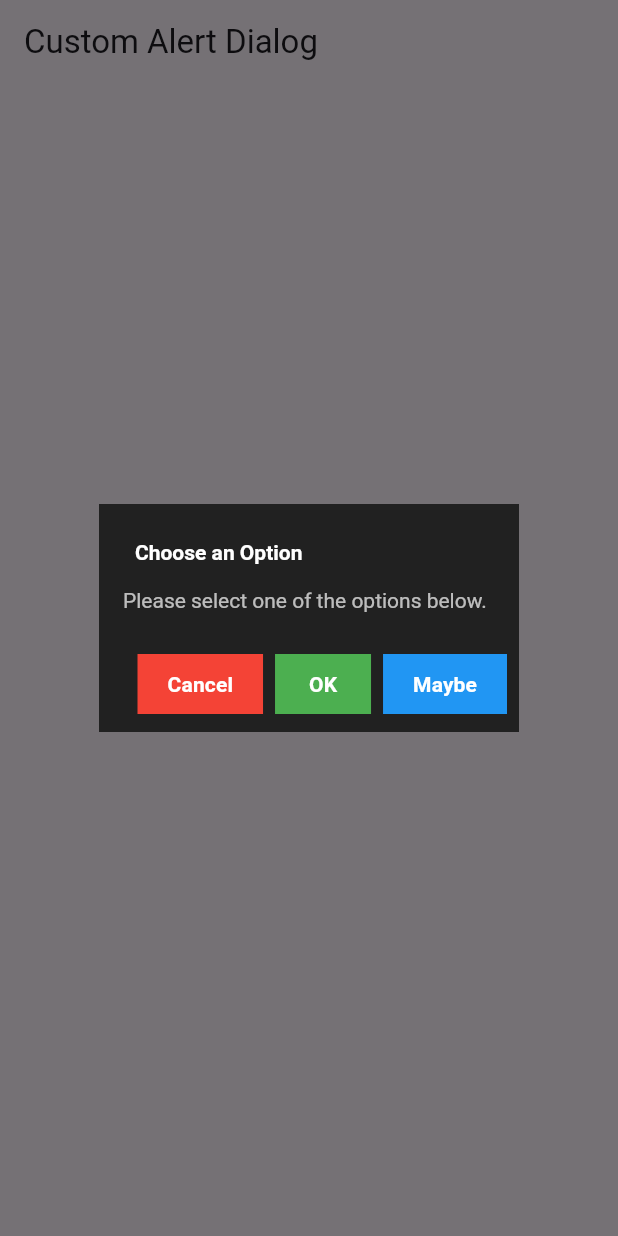
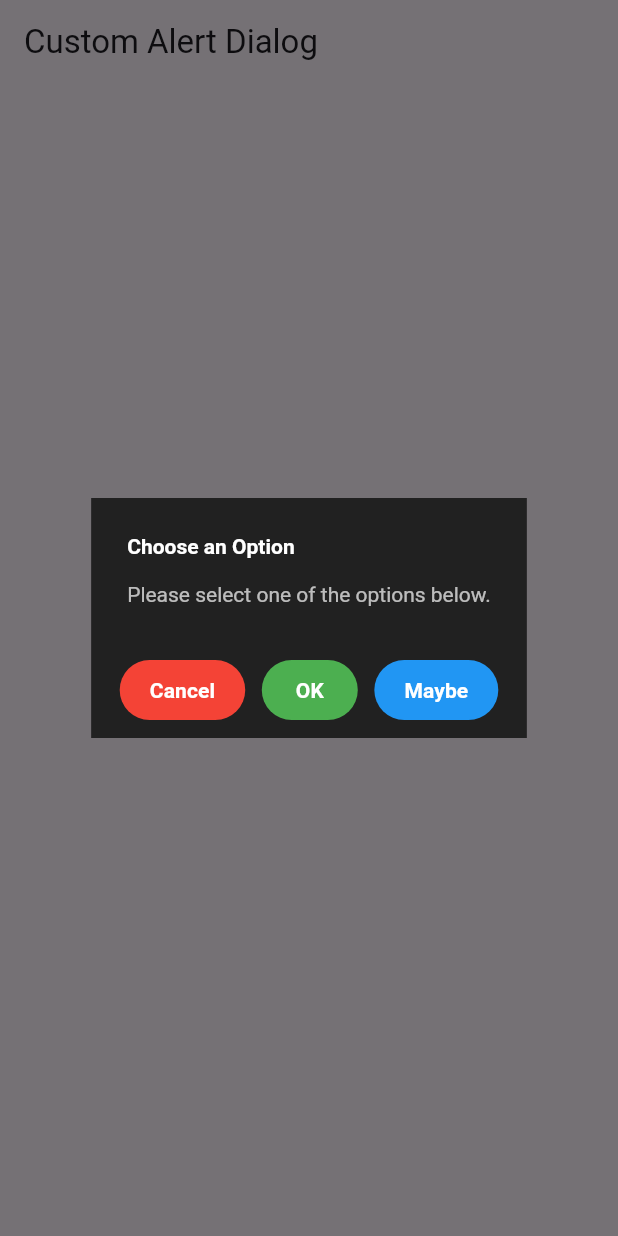
Before and after one commit to venushekhat/Flutter, a Flutter app: the screen it shows after launch, after a tap on "Show Dialog", on a phone screen of 412 x 824 dp. Run offline on Flutter 3.47's test engine with Material 3 defaults, Android fonts, the phone set to English and light mode, and no system bars; our stand-ins replace fluttertoast, lottie, sleek_circular_slider.

Commit message:
Update main.dart

```diff
--- a/Module4/project15/lib/main.dart
+++ b/Module4/project15/lib/main.dart
@@ -18,13 +18,13 @@
               TextStyle(color: Colors.white, fontWeight: FontWeight.bold),
         ),
       ),
-      home: const HomeScreen(),
+      home: const Screen15(),
     );
   }
 }
 
-class HomeScreen extends StatelessWidget {
-  const HomeScreen({super.key});
+class Screen15 extends StatelessWidget {
+  const Screen15({super.key});
 
   void showCustomDialog(BuildContext context) {
     showDialog(
@@ -38,81 +38,50 @@
               const TextStyle(color: Colors.white, fontWeight: FontWeight.bold),
           contentTextStyle: const TextStyle(color: Colors.white70),
           shape: const RoundedRectangleBorder(
-            borderRadius: BorderRadius.zero, // Remove border radius
+            borderRadius: BorderRadius.zero,
           ),
-          contentPadding: const EdgeInsets.all(16.0), // Adjust content padding
-          actionsPadding: const EdgeInsets.all(8.0), // Adjust actions padding
-          actions: <Widget>[
-            Wrap(
-              alignment: WrapAlignment.center, // Center buttons
-              spacing: 8.0, // Space between buttons
+          actionsPadding: const EdgeInsets.all(8.0),
+          actions: [
+            Row(
+              mainAxisAlignment:
+                  MainAxisAlignment.spaceEvenly,
               children: [
                 TextButton(
                   onPressed: () {
                     Navigator.of(context).pop();
-                    Fluttertoast.showToast(
-                      msg: "Negative button pressed",
-                      toastLength: Toast.LENGTH_SHORT,
-                      gravity: ToastGravity.BOTTOM,
-                      backgroundColor: Colors.red,
-                      textColor: Colors.white,
-                      fontSize: 16.0,
-                    );
+                    print("Cancel button pressed");
                   },
                   style: TextButton.styleFrom(
                     foregroundColor: Colors.white,
                     backgroundColor: Colors.red,
                     padding: const EdgeInsets.symmetric(
                         vertical: 10.0, horizontal: 20.0),
-                    shape: const RoundedRectangleBorder(
-                      borderRadius: BorderRadius.zero, // No border radius
-                    ),
                   ),
                   child: const Text('Cancel'),
                 ),
                 TextButton(
                   onPressed: () {
                     Navigator.of(context).pop();
-                    Fluttertoast.showToast(
-                      msg: "Positive button pressed",
-                      toastLength: Toast.LENGTH_SHORT,
-                      gravity: ToastGravity.BOTTOM,
-                      backgroundColor: Colors.green,
-                      textColor: Colors.white,
-                      fontSize: 16.0,
-                    );
+                    print("OK button pressed");
                   },
                   style: TextButton.styleFrom(
                     foregroundColor: Colors.white,
                     backgroundColor: Colors.green,
                     padding: const EdgeInsets.symmetric(
                         vertical: 10.0, horizontal: 20.0),
-                    shape: const RoundedRectangleBorder(
-                      borderRadius: BorderRadius.zero, // No border radius
-                    ),
                   ),
                   child: const Text('OK'),
                 ),
                 TextButton(
                   onPressed: () {
                     Navigator.of(context).pop();
-                    Fluttertoast.showToast(
-                      msg: "Neutral button pressed",
-                      toastLength: Toast.LENGTH_SHORT,
-                      gravity: ToastGravity.BOTTOM,
-                      backgroundColor: Colors.blue,
-                      textColor: Colors.white,
-                      fontSize: 16.0,
-                    );
+                    print("Maybe button pressed");
                   },
                   style: TextButton.styleFrom(
                     foregroundColor: Colors.white,
                     backgroundColor: Colors.blue,
                     padding: const EdgeInsets.symmetric(
                         vertical: 10.0, horizontal: 20.0),
-                    shape: const RoundedRectangleBorder(
-                      borderRadius: BorderRadius.zero, // No border radius
-                    ),
                   ),
                   child: const Text('Maybe'),
                 ),
```
